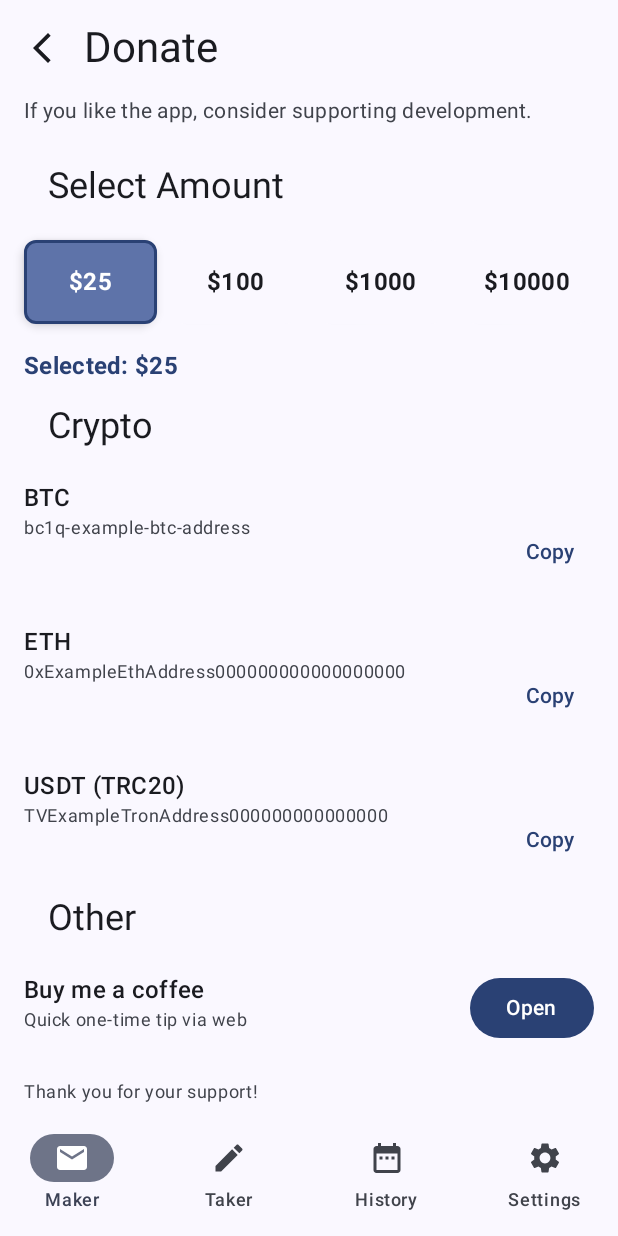
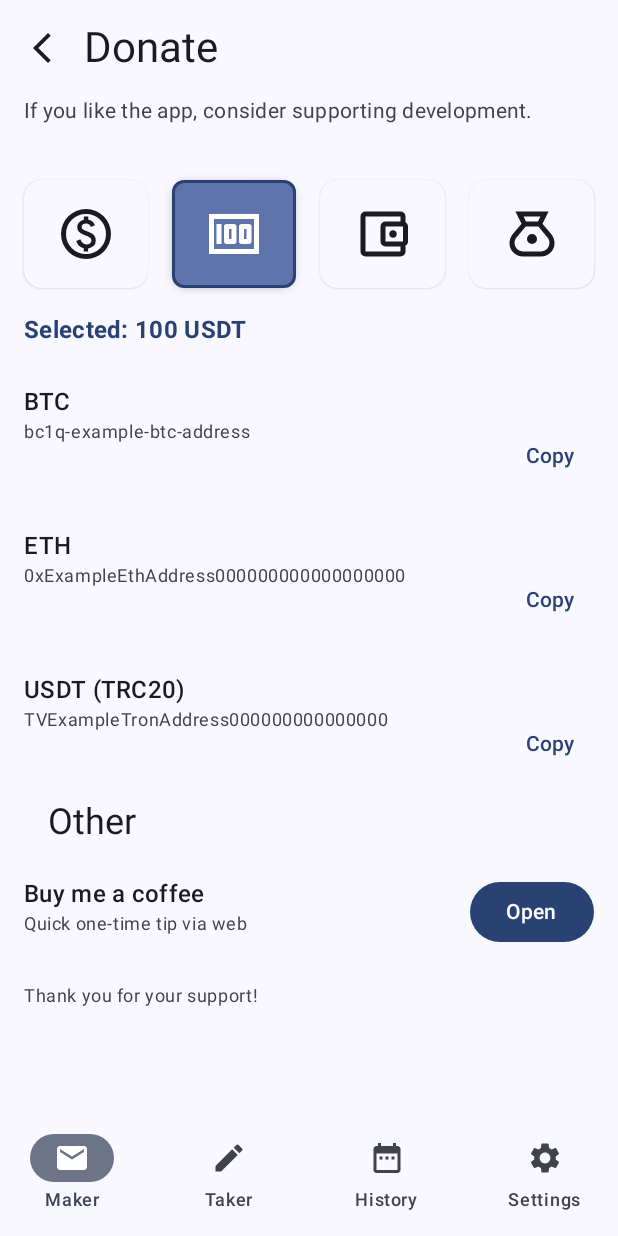
Before and after one commit to exxuslee/AtomicSwap, an Android app built with Jetpack Compose: the donate screen opened through its navigation route, on a phone screen of 412 x 824 dp. Run offline under Robolectric (Android 15) with nearby library versions, the phone set to English and light mode, and no system bars.

Commit message:
update DonateScreen.kt

```diff
--- a/feature/src/main/java/com/example/atomicswap/feature/settings/donate/DonateView.kt
+++ b/feature/src/main/java/com/example/atomicswap/feature/settings/donate/DonateView.kt
@@ -1,5 +1,6 @@
 package com.example.atomicswap.feature.settings.donate
 
+import androidx.annotation.DrawableRes
 import androidx.compose.foundation.border
 import androidx.compose.foundation.clickable
 import androidx.compose.foundation.layout.Arrangement
@@ -15,18 +16,23 @@ import androidx.compose.material3.Button
 import androidx.compose.material3.Card
 import androidx.compose.material3.CardDefaults
 import androidx.compose.material3.ExperimentalMaterial3Api
+import androidx.compose.material3.Icon
 import androidx.compose.material3.MaterialTheme
 import androidx.compose.material3.Text
 import androidx.compose.material3.TextButton
 import androidx.compose.runtime.Composable
+import androidx.compose.runtime.remember
 import androidx.compose.ui.Alignment
 import androidx.compose.ui.Modifier
 import androidx.compose.ui.platform.LocalClipboardManager
 import androidx.compose.ui.platform.LocalUriHandler
+import androidx.compose.ui.res.painterResource
+import androidx.compose.ui.res.stringResource
 import androidx.compose.ui.text.AnnotatedString
 import androidx.compose.ui.text.font.FontWeight
 import androidx.compose.ui.tooling.preview.Preview
 import androidx.compose.ui.unit.dp
+import com.example.atomicswap.feature.R
 import com.example.atomicswap.core.common.theme.AppTheme
 import com.example.atomicswap.core.common.ui.HeaderStick
 import com.example.atomicswap.core.common.ui.TopAppBar
@@ -55,19 +61,11 @@ fun DonateView(viewState: ViewState, eventHandler: (Event) -> Unit) {
             }
 
             stickyHeader {
-                HeaderStick("Select Amount")
-            }
-
-            item {
                 DonationAmountSelector(
                     selectedAmount = viewState.selectedAmount,
                     availableAmounts = viewState.availableAmounts,
                     onAmountSelected = { amount -> eventHandler(Event.OnAmountSelected(amount)) }
                 )
-            }
-
-            stickyHeader {
-                HeaderStick("Crypto")
             }
 
             item {
@@ -166,20 +164,21 @@ private fun AddressRow(
 
 @Composable
 private fun DonationAmountSelector(
+    availableAmounts: List<Pair<Int, Int>>,
     selectedAmount: Int,
-    availableAmounts: List<Int>,
     onAmountSelected: (Int) -> Unit,
 ) {
     Column(modifier = Modifier.padding(vertical = 12.dp)) {
         Row(
             modifier = Modifier.fillMaxWidth(),
-            horizontalArrangement = Arrangement.spacedBy(8.dp)
+            horizontalArrangement = Arrangement.spacedBy(16.dp)
         ) {
             availableAmounts.forEach { amount ->
-                AmountButton(
-                    amount = amount,
-                    isSelected = amount == selectedAmount,
-                    onClick = { onAmountSelected(amount) },
+                DonateButton(
+                    amount = amount.second,
+                    iconId = amount.first,
+                    isSelected = amount.second == selectedAmount,
+                    onClick = { onAmountSelected(amount.second) },
                     modifier = Modifier.weight(1f)
                 )
             }
@@ -188,7 +187,7 @@ private fun DonationAmountSelector(
         Spacer(modifier = Modifier.padding(vertical = 8.dp))
 
         Text(
-            text = "Selected: $${selectedAmount}",
+            text = "Selected: $selectedAmount USDT",
             style = MaterialTheme.typography.titleMedium,
             fontWeight = FontWeight.Bold,
             color = MaterialTheme.colorScheme.primary
@@ -197,8 +196,9 @@ private fun DonationAmountSelector(
 }
 
 @Composable
-private fun AmountButton(
+private fun DonateButton(
     amount: Int,
+    @DrawableRes iconId: Int,
     isSelected: Boolean,
     onClick: () -> Unit,
     modifier: Modifier = Modifier
@@ -235,15 +235,9 @@ private fun AmountButton(
             Column(
                 horizontalAlignment = Alignment.CenterHorizontally
             ) {
-                Text(
-                    text = "$$amount",
-                    style = MaterialTheme.typography.titleMedium,
-                    fontWeight = FontWeight.Bold,
-                    color = if (isSelected) {
-                        MaterialTheme.colorScheme.onPrimaryContainer
-                    } else {
-                        MaterialTheme.colorScheme.onSurface
-                    }
+                Icon(
+                    painterResource(id = iconId),
+                    contentDescription = amount.toString()
                 )
             }
         }
--- a/feature/src/main/java/com/example/atomicswap/feature/settings/donate/models/ViewState.kt
+++ b/feature/src/main/java/com/example/atomicswap/feature/settings/donate/models/ViewState.kt
@@ -1,7 +1,14 @@
 package com.example.atomicswap.feature.settings.donate.models
+
+import com.example.atomicswap.feature.R
 
 
 data class ViewState(
-    val selectedAmount: Int = 25,
-    val availableAmounts: List<Int> = listOf(25, 100, 1000, 10000),
+    val availableAmounts: List<Pair<Int, Int>> = listOf(
+        R.drawable.outline_paid_24 to 25,
+        R.drawable.outline_money_24 to 100,
+        R.drawable.outline_account_balance_wallet_24 to 1000,
+        R.drawable.outline_money_bag_24 to 10000,
+    ),
+    val selectedAmount: Int = availableAmounts[1].second,
 )
--- /dev/null
+++ b/feature/src/main/res/drawable/outline_account_balance_wallet_24.xml
@@ -0,0 +1,5 @@
+<vector xmlns:android="http://schemas.android.com/apk/res/android" android:height="40dp" android:tint="#000000" android:viewportHeight="960" android:viewportWidth="960" android:width="40dp">
+
+    <path android:fillColor="@android:color/white" android:pathData="M200,760L200,760L200,760Q200,760 200,760Q200,760 200,760L200,760Q200,760 200,760Q200,760 200,760L200,200Q200,200 200,200Q200,200 200,200L200,200Q200,200 200,200Q200,200 200,200L200,200L200,200Q200,200 200,244.5Q200,289 200,360L200,600Q200,671 200,715.5Q200,760 200,760ZM200,840Q167,840 143.5,816.5Q120,793 120,760L120,200Q120,167 143.5,143.5Q167,120 200,120L760,120Q793,120 816.5,143.5Q840,167 840,200L840,300L760,300L760,200Q760,200 760,200Q760,200 760,200L200,200Q200,200 200,200Q200,200 200,200L200,760Q200,760 200,760Q200,760 200,760L760,760Q760,760 760,760Q760,760 760,760L760,660L840,660L840,760Q840,793 816.5,816.5Q793,840 760,840L200,840ZM520,680Q487,680 463.5,656.5Q440,633 440,600L440,360Q440,327 463.5,303.5Q487,280 520,280L800,280Q833,280 856.5,303.5Q880,327 880,360L880,600Q880,633 856.5,656.5Q833,680 800,680L520,680ZM800,600Q800,600 800,600Q800,600 800,600L800,360Q800,360 800,360Q800,360 800,360L520,360Q520,360 520,360Q520,360 520,360L520,600Q520,600 520,600Q520,600 520,600L800,600ZM640,540Q665,540 682.5,522.5Q700,505 700,480Q700,455 682.5,437.5Q665,420 640,420Q615,420 597.5,437.5Q580,455 580,480Q580,505 597.5,522.5Q615,540 640,540Z"/>
+
+</vector>
--- /dev/null
+++ b/feature/src/main/res/drawable/outline_money_24.xml
@@ -0,0 +1,5 @@
+<vector xmlns:android="http://schemas.android.com/apk/res/android" android:height="40dp" android:tint="#000000" android:viewportHeight="960" android:viewportWidth="960" android:width="40dp">
+
+    <path android:fillColor="@android:color/white" android:pathData="M600,640L720,640Q737,640 748.5,628.5Q760,617 760,600L760,360Q760,343 748.5,331.5Q737,320 720,320L600,320Q583,320 571.5,331.5Q560,343 560,360L560,600Q560,617 571.5,628.5Q583,640 600,640ZM640,560L640,400L680,400L680,560L640,560ZM360,640L480,640Q497,640 508.5,628.5Q520,617 520,600L520,360Q520,343 508.5,331.5Q497,320 480,320L360,320Q343,320 331.5,331.5Q320,343 320,360L320,600Q320,617 331.5,628.5Q343,640 360,640ZM400,560L400,400L440,400L440,560L400,560ZM200,640L280,640L280,320L200,320L200,640ZM80,800L80,160L880,160L880,800L80,800ZM160,240L160,240L160,720L160,720L160,240ZM160,720L800,720L800,240L160,240L160,720Z"/>
+
+</vector>
--- /dev/null
+++ b/feature/src/main/res/drawable/outline_money_bag_24.xml
@@ -0,0 +1,5 @@
+<vector xmlns:android="http://schemas.android.com/apk/res/android" android:height="40dp" android:tint="#000000" android:viewportHeight="960" android:viewportWidth="960" android:width="40dp">
+
+    <path android:fillColor="@android:color/white" android:pathData="M336,840Q245,840 182.5,777.5Q120,715 120,624Q120,586 133,550Q146,514 170,485L312,314L215,120L745,120L648,314L790,485Q814,514 827,550Q840,586 840,624Q840,715 777,777.5Q714,840 624,840L336,840ZM480,640Q447,640 423.5,616.5Q400,593 400,560Q400,527 423.5,503.5Q447,480 480,480Q513,480 536.5,503.5Q560,527 560,560Q560,593 536.5,616.5Q513,640 480,640ZM385,280L575,280L615,200L345,200L385,280ZM336,760L624,760Q681,760 720.5,720.5Q760,681 760,624Q760,600 751.5,577.5Q743,555 728,537L581,360L380,360L232,536Q217,554 208.5,577Q200,600 200,624Q200,681 239.5,720.5Q279,760 336,760Z"/>
+
+</vector>
--- /dev/null
+++ b/feature/src/main/res/drawable/outline_paid_24.xml
@@ -0,0 +1,5 @@
+<vector xmlns:android="http://schemas.android.com/apk/res/android" android:height="40dp" android:tint="#000000" android:viewportHeight="960" android:viewportWidth="960" android:width="40dp">
+
+    <path android:fillColor="@android:color/white" android:pathData="M444,760L514,760L514,710Q564,701 600,671Q636,641 636,582Q636,540 612,505Q588,470 516,444Q456,424 433,409Q410,394 410,368Q410,342 428.5,327Q447,312 482,312Q514,312 532,327.5Q550,343 558,366L622,340Q611,305 581.5,279Q552,253 516,250L516,200L446,200L446,250Q396,261 368,294Q340,327 340,368Q340,415 367.5,444Q395,473 454,494Q517,517 541.5,535Q566,553 566,582Q566,615 542.5,630.5Q519,646 486,646Q453,646 427.5,625.5Q402,605 390,564L324,590Q338,638 367.5,667.5Q397,697 444,708L444,760ZM480,880Q397,880 324,848.5Q251,817 197,763Q143,709 111.5,636Q80,563 80,480Q80,397 111.5,324Q143,251 197,197Q251,143 324,111.5Q397,80 480,80Q563,80 636,111.5Q709,143 763,197Q817,251 848.5,324Q880,397 880,480Q880,563 848.5,636Q817,709 763,763Q709,817 636,848.5Q563,880 480,880ZM480,800Q614,800 707,707Q800,614 800,480Q800,346 707,253Q614,160 480,160Q346,160 253,253Q160,346 160,480Q160,614 253,707Q346,800 480,800ZM480,480Q480,480 480,480Q480,480 480,480Q480,480 480,480Q480,480 480,480Q480,480 480,480Q480,480 480,480Q480,480 480,480Q480,480 480,480Z"/>
+
+</vector>
```
